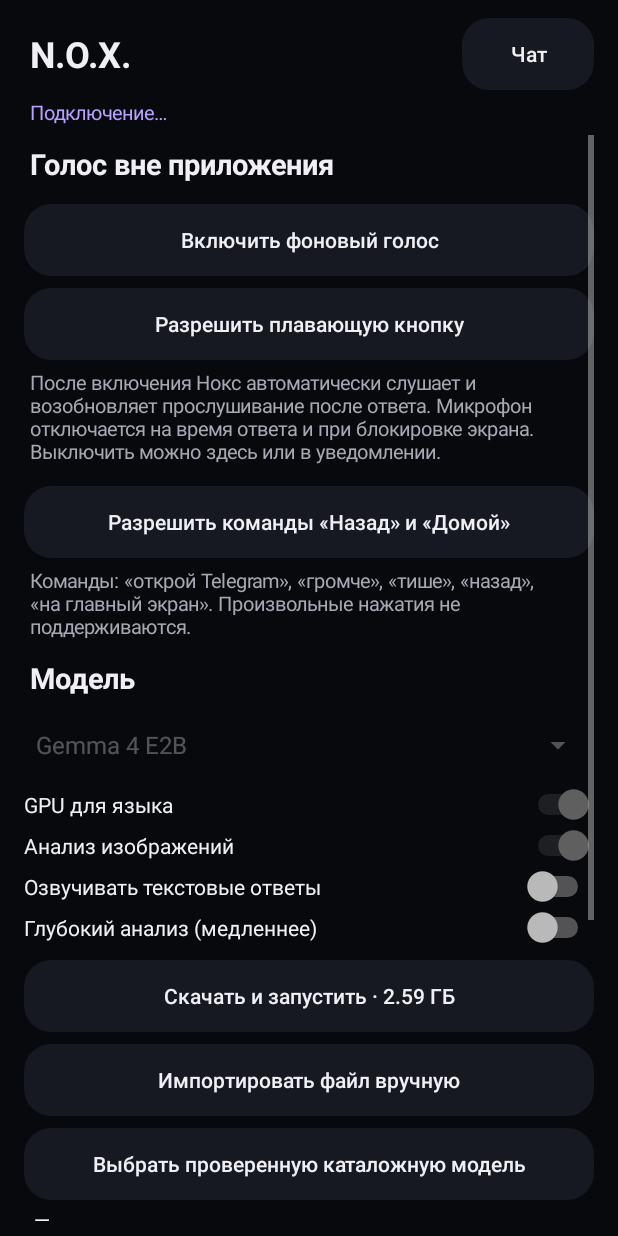
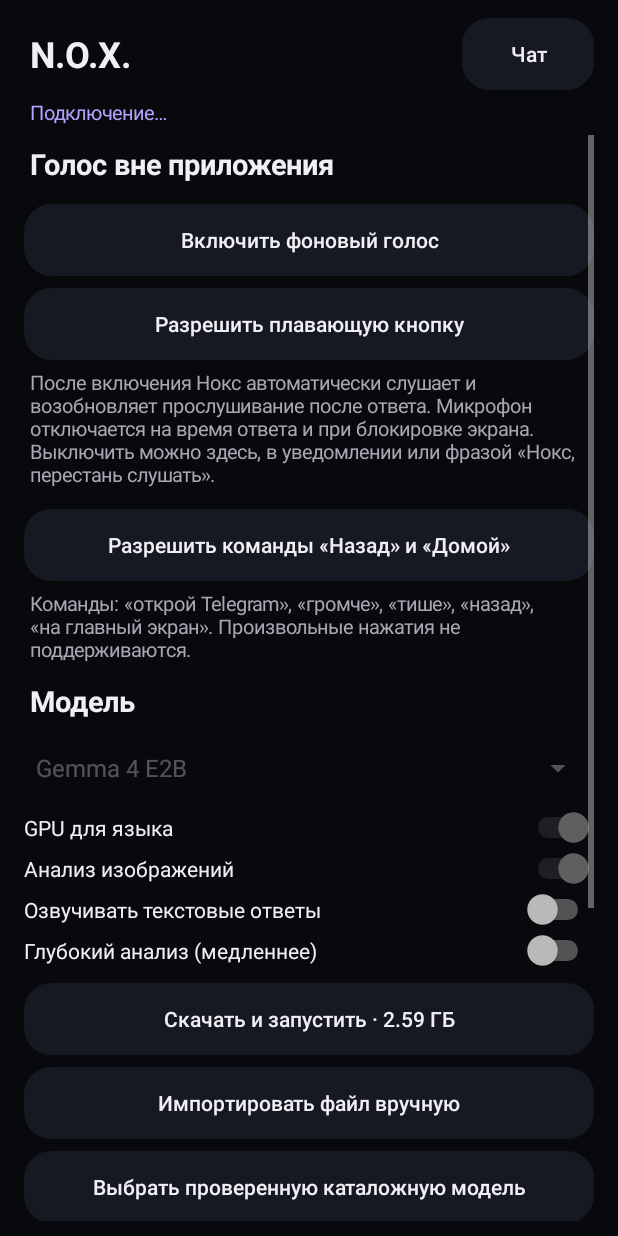
Before and after one commit to smaks190-crypto/auto-chess-, an Android app: the screen it shows after launch (MainActivity), after a tap on "Настройки", on a phone screen of 412 x 824 dp. Run offline under Robolectric (Android 15) with nearby library versions, the phone set to English and light mode, and no system bars.

Commit message:
feat: expose live speech transcript and voice stop instructions

```diff
--- a/app/src/main/java/dev/nox/local/MainActivity.kt
+++ b/app/src/main/java/dev/nox/local/MainActivity.kt
@@ -183,7 +183,7 @@ class MainActivity : Activity() {
             else startActivity(Intent(Settings.ACTION_MANAGE_OVERLAY_PERMISSION, Uri.parse("package:" + packageName)))
             render()
         }
-        settings.addView(textLabel("После включения Нокс автоматически слушает и возобновляет прослушивание после ответа. Микрофон отключается на время ответа и при блокировке экрана. Выключить можно здесь или в уведомлении.", 13f, muted))
+        settings.addView(textLabel("После включения Нокс автоматически слушает и возобновляет прослушивание после ответа. Микрофон отключается на время ответа и при блокировке экрана. Выключить можно здесь, в уведомлении или фразой «Нокс, перестань слушать».", 13f, muted))
         addButton(settings, "Разрешить команды «Назад» и «Домой»", false) {
             startActivity(Intent(Settings.ACTION_ACCESSIBILITY_SETTINGS))
         }
@@ -260,7 +260,7 @@ class MainActivity : Activity() {
         val index = models.selectedItemPosition.coerceIn(catalog.indices)
         val pkg = catalog[index]
         val busy = s == null || s.busy
-        header.text = if (s == null) "Подключение…" else s.status
+        header.text = if (s == null) "Подключение…" else if (s.listening && s.recognizedText.isNotBlank()) "Слышу: " + s.recognizedText else s.status
         details.text = if (s == null) "" else (s.loaded?.let { catalog[it.index].name + (if (it.imported) " · импорт" else " · каталог") + if (it.gpu) " · GPU" else " · CPU" } ?: "Модель не загружена") +
             (s.elapsedMs?.let { "\nПоследний ответ: " + it + " мс" } ?: "")
         val exists = s?.modelFile(index)?.isFile == true
```
